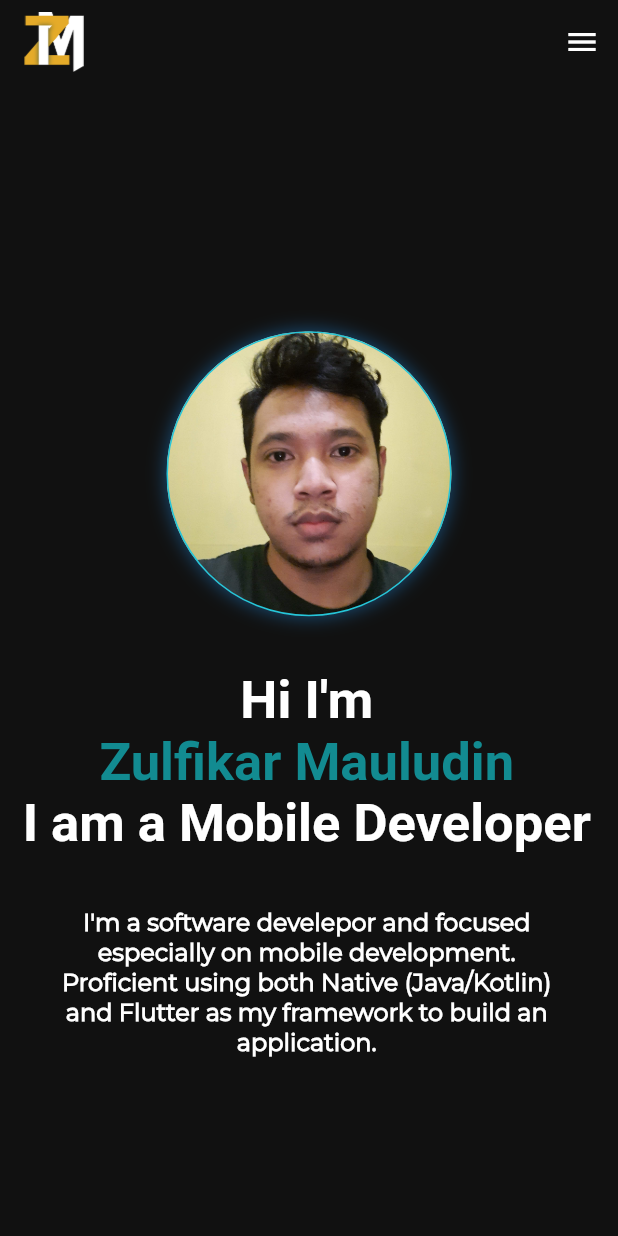
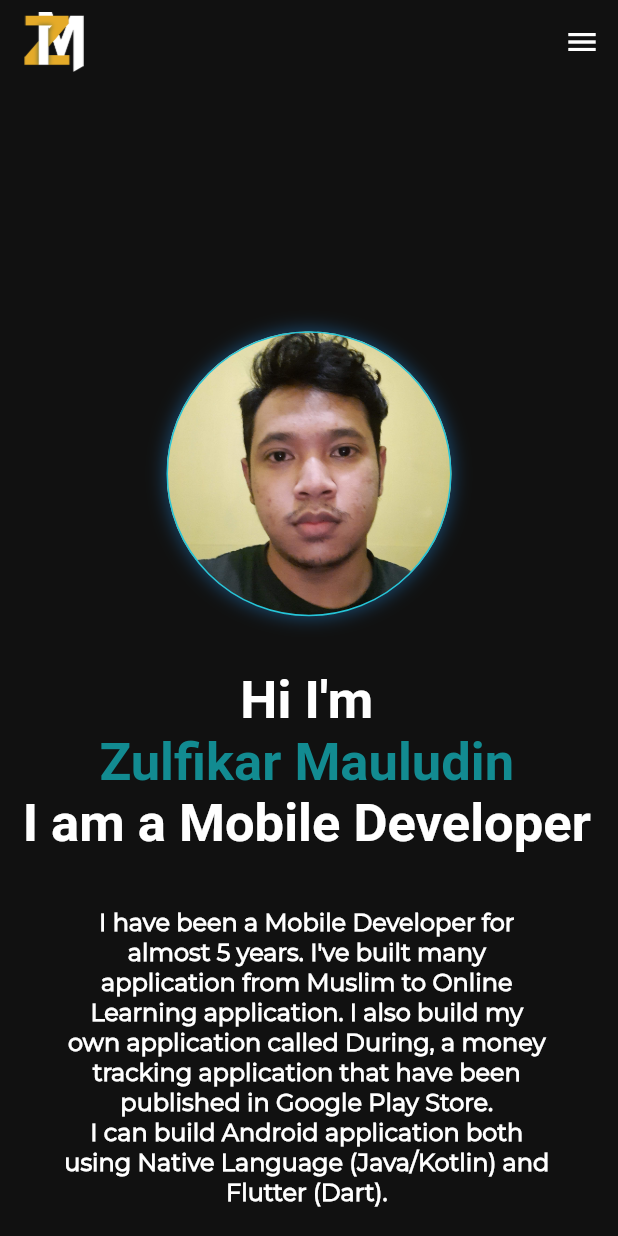
Before and after one commit to zuludin04/portfolio, a Flutter app: the screen it shows after launch, on a phone screen of 412 x 824 dp. Run offline on Flutter 3.47's test engine with Material 2 defaults, Android fonts, the phone set to English and light mode, and no system bars; drawn by our look-alikes of animated_background; our stand-ins replace dio, flutter_svg, get, sliver_tools; missing offline and left inert: dart:html.

Commit message:
change about message

```diff
--- a/lib/utils/contants.dart
+++ b/lib/utils/contants.dart
@@ -2,7 +2,7 @@ import 'package:portfolio/data/experience.dart';
 import 'package:portfolio/data/project.dart';
 
 var about =
-    "I'm a software develepor and focused especially on mobile development.\nProficient using both Native (Java/Kotlin) and Flutter as my framework to build an application.";
+    "I have been a Mobile Developer for almost 5 years. I've built many application from Muslim to Online Learning application. I also build my own application called During, a money tracking application that have been published in Google Play Store.\nI can build Android application both using Native Language (Java/Kotlin) and Flutter (Dart).";
 
 var experiences = [
   Experience(
```
Also changed, not shown: pubspec.lock.
